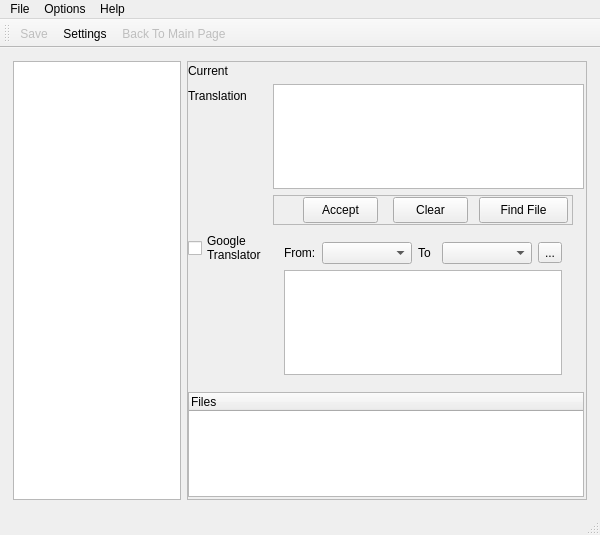
The window that ui/qi38ntranslator.ui (pussbb/Qi38nTranslator) describes before a commit, drawn with Qt 5.
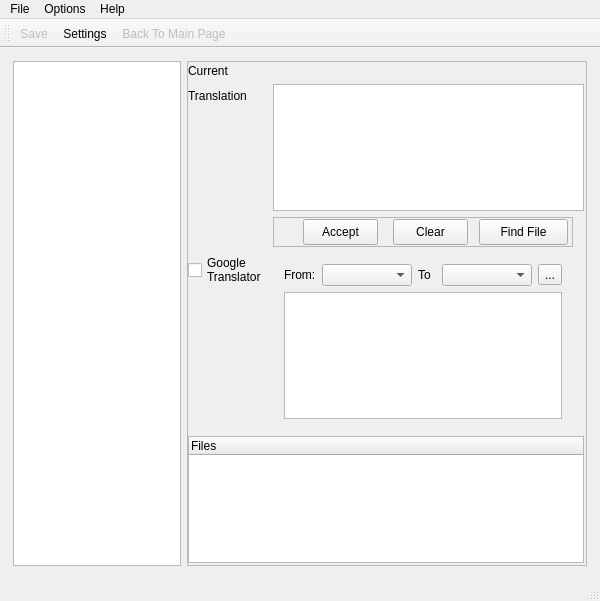
The same window after the commit. The open tabs and pages were chosen to show the change. Icons and pictures are not drawn.

Patch:
```diff
--- a/ui/qi38ntranslator.ui
+++ b/ui/qi38ntranslator.ui
@@ -7,7 +7,7 @@
     <x>0</x>
     <y>0</y>
     <width>600</width>
-    <height>530</height>
+    <height>601</height>
    </rect>
   </property>
   <property name="windowTitle">
```
Left out of the diff: 2 changed lines with no effect on the pictures.
